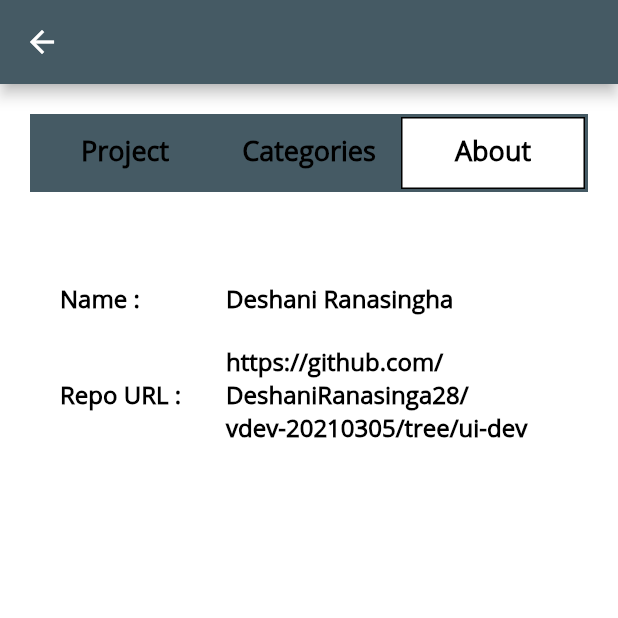
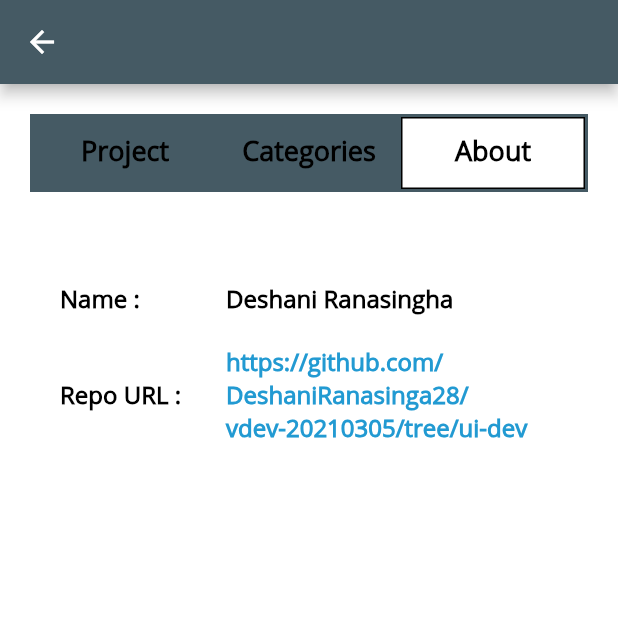
Before and after one commit to DeshaniRanasinga28/vdev-20210305, a Flutter app: the InfoScreen screen opened by its route, tab 3 chosen, on a phone screen of 412 x 824 dp, the top half of it. Run offline on Flutter 3.47's test engine with Material 2 defaults, Android fonts, the phone set to English and light mode, and no system bars; our stand-ins replace connectivity, toast, validators, webview_flutter; network calls fail.

Commit message:
set github repo url

```diff
--- a/lib/app/global/app_colors.dart
+++ b/lib/app/global/app_colors.dart
@@ -9,3 +9,6 @@ const Color black0 = Color.fromRGBO(0, 0, 0, 1); //#000000
 
 //red colors
 const Color red = Color.fromRGBO(255, 50, 10, 1);
+
+//blue colors
+const Color blue34 = Color.fromRGBO(34, 154, 210, 1); //#229AD2
--- a/lib/app/global/global.dart
+++ b/lib/app/global/global.dart
@@ -10,3 +10,4 @@ String formatDate;
 String formatTime;
 
 String github_url = "https://github.com/DeshaniRanasinga28/vdev-20210305/tree/ui-dev";
+String name = "Deshani Ranasingha";
--- a/lib/app/ui/screen/info/about_screen.dart
+++ b/lib/app/ui/screen/info/about_screen.dart
@@ -1,7 +1,8 @@
 import 'package:flutter/material.dart';
 import 'package:vdev/app/global/app_colors.dart';
 import 'package:vdev/app/ui/widgets/common/common.dart';
-import 'package:vdev/app/ui/widgets/custom_text_field.dart';
+import 'package:url_launcher/url_launcher.dart';
+import 'package:vdev/app/global/global.dart' as global;
 
 class AboutScreen extends StatefulWidget {
 
@@ -29,14 +30,15 @@ class _AboutScreenState extends State<AboutScreen>{
                     Expanded(
                       child: Container(
                         alignment: Alignment.centerLeft,
-                        child: textLabel('Name :', 16.0, FontWeight.w700),
+                        child: textLabel('Name :', 16.0, FontWeight.w700, black0),
                       ),
                       flex: 1,
                     ),
                     Expanded(
                       child: Container(
                         alignment: Alignment.centerLeft,
-                        child: textLabel('Deshani Ranasingha', 16.0, FontWeight.w700),
+                        child: textLabel(''
+                            '${global.name}', 16.0, FontWeight.w700, black0),
                       ),
                       flex: 2,
                     )
@@ -50,14 +52,17 @@ class _AboutScreenState extends State<AboutScreen>{
                     Expanded(
                       child: Container(
                         alignment: Alignment.centerLeft,
-                        child: textLabel('Repo URL :', 16.0, FontWeight.w700),
+                        child: textLabel('Repo URL :', 16.0, FontWeight.w700, black0),
                       ),
                       flex: 1,
                     ),
                     Expanded(
                       child: Container(
                         alignment: Alignment.centerLeft,
-                        child: textLabel('https://github.com/DeshaniRanasinga28/vdev-20210305/tree/ui-dev', 16.0, FontWeight.w700),
+                           child: InkWell(
+                               child: textLabel('${global.github_url}', 16.0, FontWeight.w700, blue34),
+                            onTap: _launchURL,
+                           ),
                       ),
                       flex: 2,
                     )
@@ -71,7 +76,7 @@ class _AboutScreenState extends State<AboutScreen>{
   }
 
   _launchURL() async {
-    const url = 'http://carrerapopulardelcorazon.com/';
+    var url = global.github_url;
     if (await canLaunch(url)) {
       await launch(url);
     } else {
--- a/lib/app/ui/screen/signin/signin_screen.dart
+++ b/lib/app/ui/screen/signin/signin_screen.dart
@@ -47,7 +47,7 @@ class _SignInScreenState extends State<SignInScreen>{
                         Expanded(
                           child: Container(
                             alignment: Alignment.centerLeft,
-                            child: textLabel('Email', 20.0, FontWeight.w700),
+                            child: textLabel('Email', 20.0, FontWeight.w700, black0),
                           ),
                           flex: 1,
                         ),
@@ -78,7 +78,7 @@ class _SignInScreenState extends State<SignInScreen>{
                         Expanded(
                           child: Container(
                             alignment: Alignment.centerLeft,
-                            child: textLabel('Password', 20.0, FontWeight.w700),
+                            child: textLabel('Password', 20.0, FontWeight.w700, black0),
                           ),
                           flex: 1,
                         ),
--- a/lib/app/ui/widgets/common/common.dart
+++ b/lib/app/ui/widgets/common/common.dart
@@ -1,13 +1,13 @@
 import 'package:flutter/material.dart';
 import 'package:vdev/app/global/app_colors.dart';
 
-Widget textLabel(text, fontSize, fontWeight) {
+Widget textLabel(text, fontSize, fontWeight, color) {
   return Text(
     text,
     style: TextStyle(
       fontFamily: 'OpenSans',
       fontSize: fontSize,
-      color: black0,
+      color: color,
       fontWeight: fontWeight,
     ),
   );
@@ -36,7 +36,7 @@ Widget categoryView(w, text, topColor, bottomColor) {
             color: bottomColor),
       ),
     ),
-    child: textLabel(text, 20.0, null),
+    child: textLabel(text, 20.0, null, black0),
   );
 }
 
@@ -44,7 +44,7 @@ Widget tabLabel(text, fontSize, fontWeight) {
   return Container(
     child: Align(
       alignment: Alignment.center,
-      child: textLabel(text, fontSize, fontWeight)
+      child: textLabel(text, fontSize, fontWeight, black0)
     ),
   );
 }
--- a/pubspec.yaml
+++ b/pubspec.yaml
@@ -30,7 +30,7 @@ dependencies:
   toast: ^0.1.5
   connectivity: ^2.0.2
   webview_flutter: ^1.0.7
-  url_launcher: ^6.0.2
+  url_launcher: ^5.5.0
 
 
   # The following adds the Cupertino Icons font to your application.
```
Also changed, not shown: lib/app/ui/screen/dashboard/dashboard_screen.dart (+4 -4 lines), pubspec.lock.
